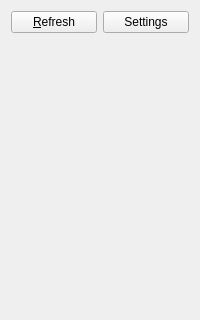
Old version of the form podcatcher/Resources/ui/widgets/FeedDetailWidget.ui in the repository lostrootpass/alphagem; both pictures show x 0 to 200 and y 0 to 320 of the 200 by 498 pixel window.
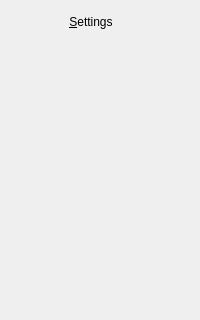
New version of the form. Icons and pictures are not drawn. Custom widgets are drawn as their Qt base class.

Commit message: Use Breeze icons

```diff
--- a/podcatcher/Resources/ui/widgets/FeedDetailWidget.ui
+++ b/podcatcher/Resources/ui/widgets/FeedDetailWidget.ui
@@ -32,22 +32,83 @@
    <string>FeedDetailWidget</string>
   </property>
   <layout class="QVBoxLayout" name="verticalLayout">
+   <property name="rightMargin">
+    <number>0</number>
+   </property>
    <item>
     <layout class="QHBoxLayout" name="horizontalLayout">
+     <property name="spacing">
+      <number>0</number>
+     </property>
      <item>
       <widget class="QPushButton" name="refreshButton">
+       <property name="sizePolicy">
+        <sizepolicy hsizetype="Fixed" vsizetype="Fixed">
+         <horstretch>0</horstretch>
+         <verstretch>0</verstretch>
+        </sizepolicy>
+       </property>
+       <property name="toolTip">
+        <string>Refresh feed</string>
+       </property>
        <property name="text">
-        <string>&amp;Refresh</string>
+        <string/>
+       </property>
+       <property name="icon">
+        <iconset theme="view-refresh"/>
+       </property>
+       <property name="iconSize">
+        <size>
+         <width>24</width>
+         <height>24</height>
+        </size>
+       </property>
+       <property name="flat">
+        <bool>true</bool>
        </property>
       </widget>
      </item>
      <item>
       <widget class="QPushButton" name="settingsButton">
+       <property name="sizePolicy">
+        <sizepolicy hsizetype="Fixed" vsizetype="Fixed">
+         <horstretch>0</horstretch>
+         <verstretch>0</verstretch>
+        </sizepolicy>
+       </property>
+       <property name="toolTip">
+        <string>Change feed settings</string>
+       </property>
        <property name="text">
-        <string>Settings</string>
+        <string>&amp;Settings</string>
+       </property>
+       <property name="icon">
+        <iconset theme="configure"/>
+       </property>
+       <property name="iconSize">
+        <size>
+         <width>24</width>
+         <height>24</height>
+        </size>
+       </property>
+       <property name="flat">
+        <bool>true</bool>
        </property>
       </widget>
      </item>
+     <item>
+      <spacer name="horizontalSpacer">
+       <property name="orientation">
+        <enum>Qt::Horizontal</enum>
+       </property>
+       <property name="sizeHint" stdset="0">
+        <size>
+         <width>40</width>
+         <height>20</height>
+        </size>
+       </property>
+      </spacer>
+     </item>
     </layout>
    </item>
    <item>
```
The commit also changes 143 other files.
